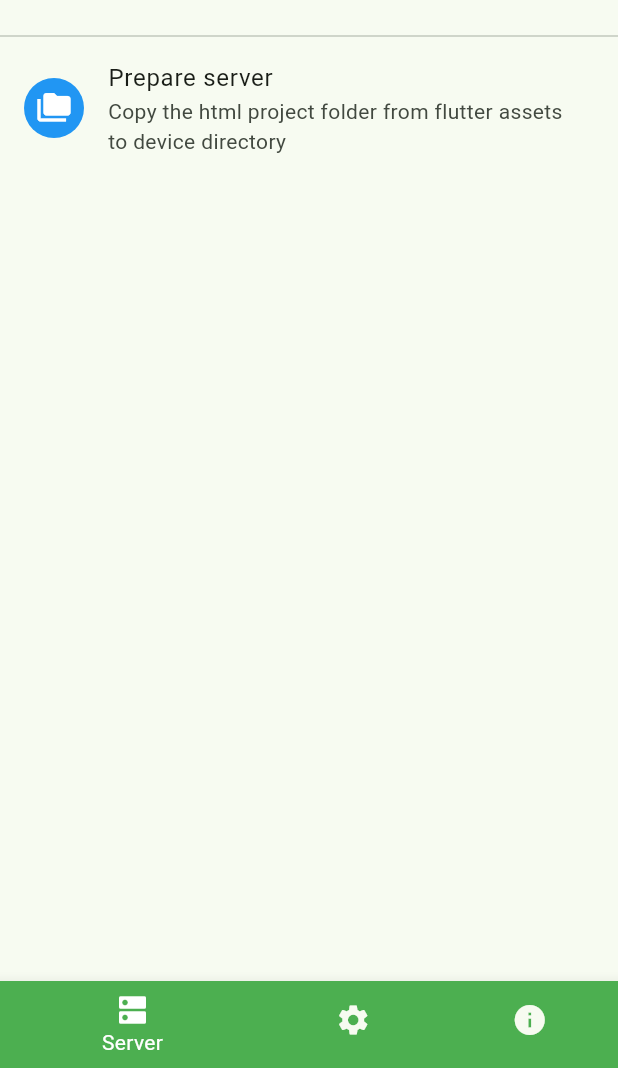
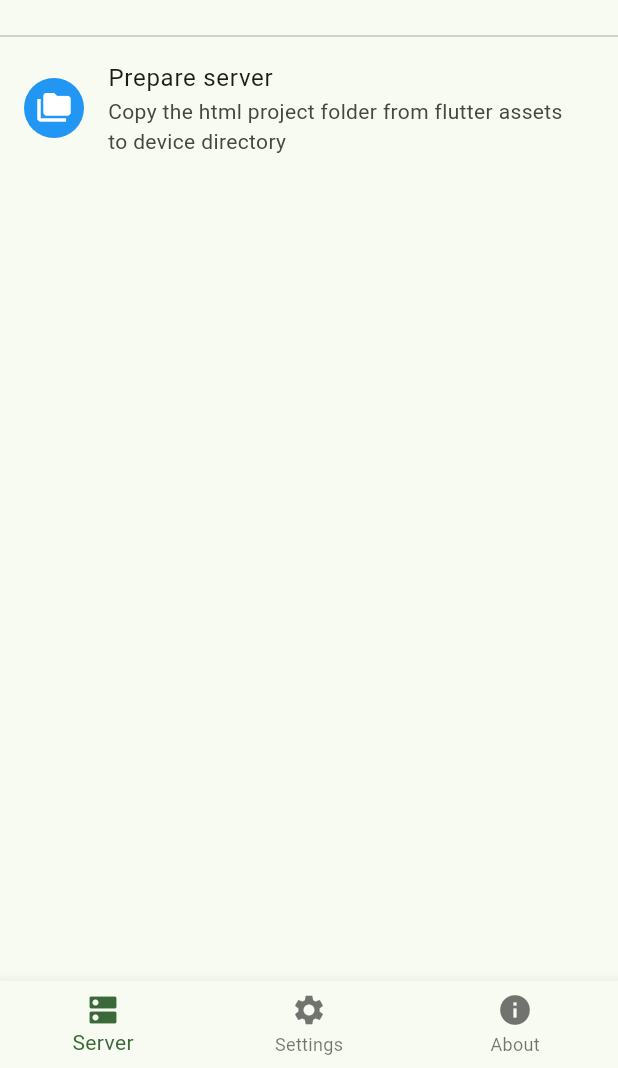
Before and after one commit to MasjidTV/masjidtv_app, a Flutter app: the screen it shows after launch, on a phone screen of 412 x 824 dp, the part 168-1236 px from its top. Run offline on Flutter 3.47's test engine with Material 2 defaults, Android fonts, the phone set to English and light mode, and no system bars; our stand-ins replace shelf, shelf_static; missing offline and left inert: network_info_plus.

Commit message:
:art: Use simpler design bottom navigation bar

```diff
--- a/lib/home.dart
+++ b/lib/home.dart
@@ -39,7 +39,6 @@ class _HomeState extends State<Home> {
         child: _widgetOptions.elementAt(_selectedIndex),
       ),
       bottomNavigationBar: BottomNavigationBar(
-        type: BottomNavigationBarType.shifting, // default if items > 3
         items: const <BottomNavigationBarItem>[
           BottomNavigationBarItem(
             icon: Icon(Icons.dns),
@@ -58,7 +57,6 @@ class _HomeState extends State<Home> {
           ),
         ],
         currentIndex: _selectedIndex,
-        selectedItemColor: Colors.white,
         onTap: _onItemTapped,
       ),
     );
```
